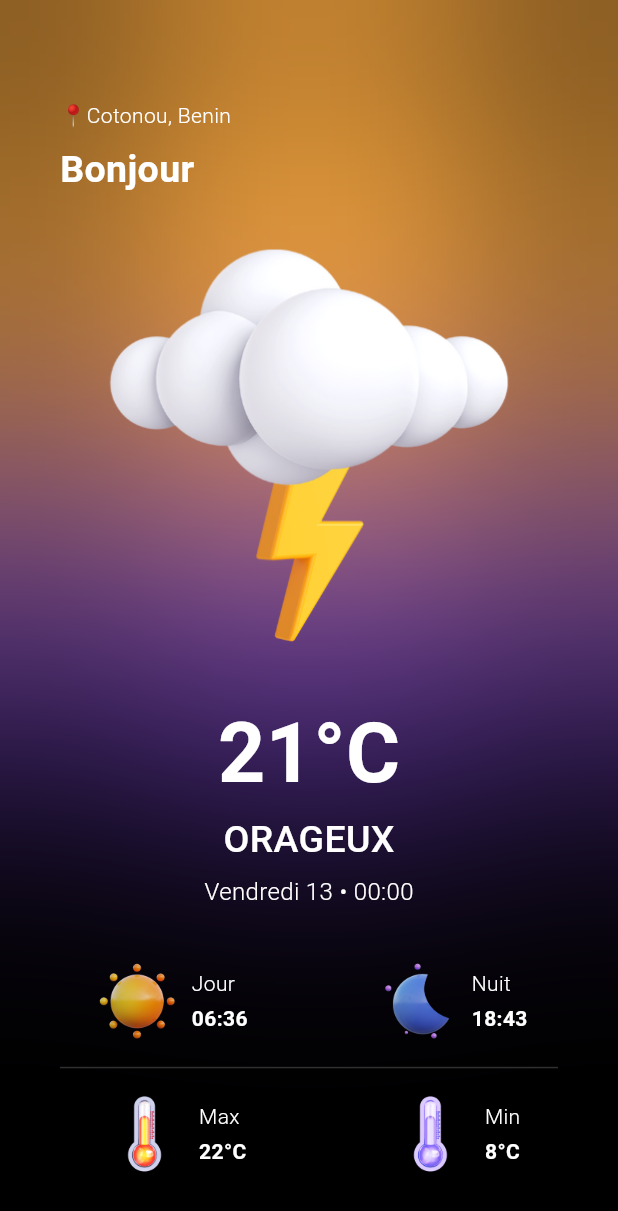
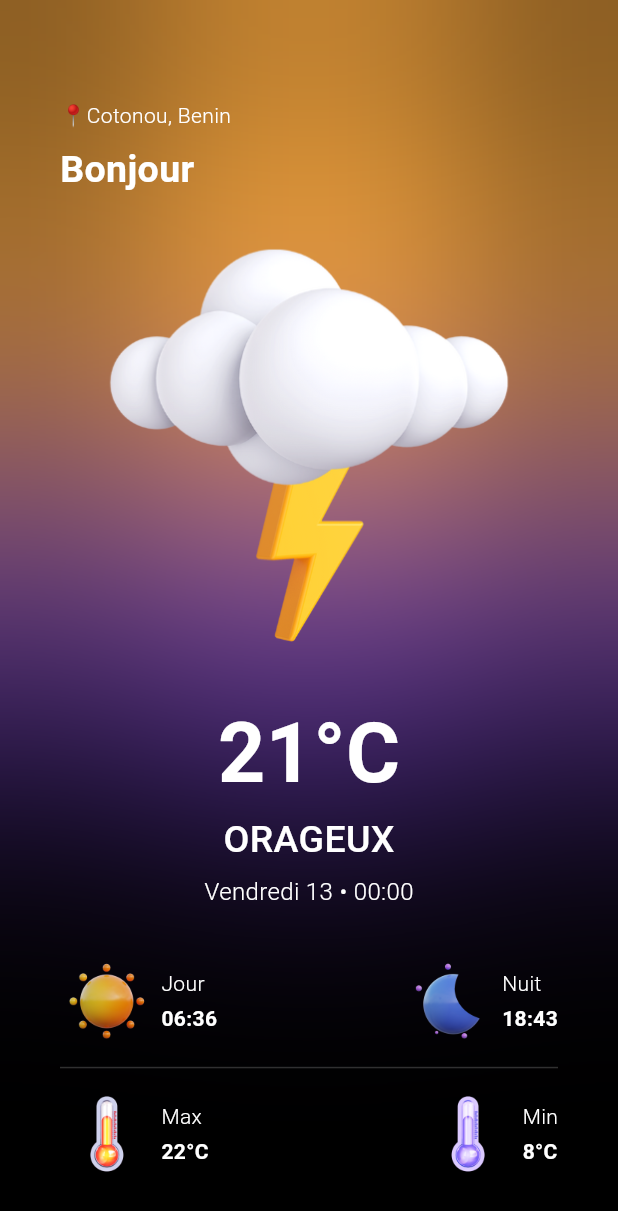
Before and after one commit to Simeon013/weather_app, a Flutter app: the screen it shows after launch, on a phone screen of 412 x 824 dp. Shown: the top 1211 px of the screen. Run offline on Flutter 3.47's test engine with Material 3 defaults, Android fonts, the phone set to English and light mode, and no system bars; our stand-ins replace bloc, equatable, geolocator, weather.

```diff
--- a/lib/bloc/weather_bloc_event.dart
+++ b/lib/bloc/weather_bloc_event.dart
@@ -6,3 +6,7 @@ sealed class WeatherBlocEvent extends Equatable {
   @override
   List<Object> get props => [];
 }
+
+class FetchWeather extends WeatherBlocEvent {
+
+}
--- a/lib/data/my_data.dart
+++ b/lib/data/my_data.dart
@@ -0,0 +1 @@
+String apiKey = 'e9d5dd98868b233e26ea7bb79a28de67';
--- a/lib/screens/home_screen.dart
+++ b/lib/screens/home_screen.dart
@@ -131,7 +131,7 @@ class HomeScreen extends StatelessWidget {
                       height: 30,
                     ),
                     Row(
-                      mainAxisAlignment: MainAxisAlignment.spaceEvenly,
+                      mainAxisAlignment: MainAxisAlignment.spaceBetween,
                       children: [
                         Row(
                           children: [
@@ -162,9 +162,9 @@ class HomeScreen extends StatelessWidget {
                             )
                           ],
                         ),
-                        SizedBox(
-                          width: MediaQuery.of(context).size.width * 0.1,
-                        ),
+                        // SizedBox(
+                        //   width: MediaQuery.of(context).size.width * 0.1,
+                        // ),
                         Row(
                           children: [
                             Image.asset(
@@ -203,7 +203,7 @@ class HomeScreen extends StatelessWidget {
                       ),
                     ),
                     Row(
-                      mainAxisAlignment: MainAxisAlignment.spaceEvenly,
+                      mainAxisAlignment: MainAxisAlignment.spaceBetween,
                       children: [
                         Row(
                           children: [
@@ -234,9 +234,9 @@ class HomeScreen extends StatelessWidget {
                             )
                           ],
                         ),
-                        SizedBox(
-                          width: MediaQuery.of(context).size.width * 0.1,
-                        ),
+                        // SizedBox(
+                        //   width: MediaQuery.of(context).size.width * 0.1,
+                        // ),
                         Row(
                           children: [
                             Image.asset(
```
Also changed, not shown: lib/bloc/weather_bloc_bloc.dart (+19 -2 lines), lib/bloc/weather_bloc_state.dart (+13 -0 lines).
